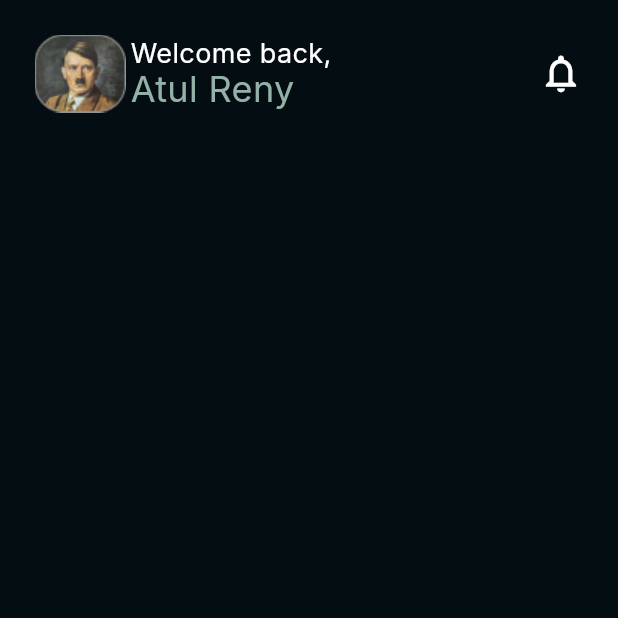
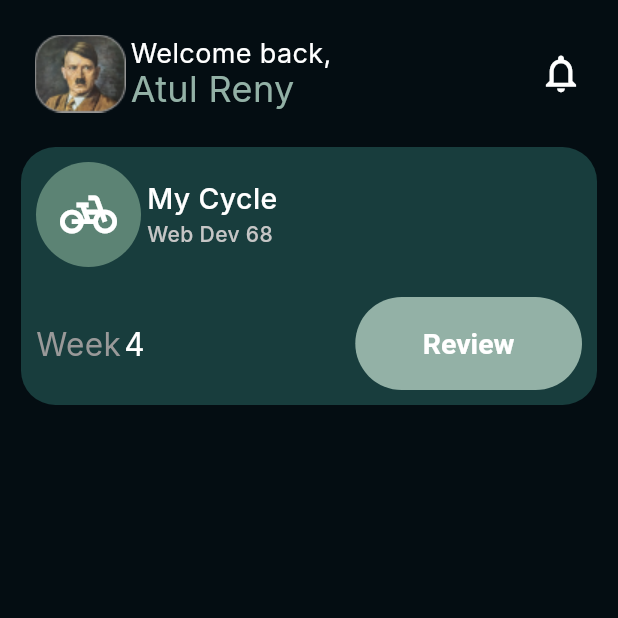
Before and after one commit to AtulRyy/Dev-Track-App, a Flutter app: the DomainPage screen opened directly, on a phone screen of 412 x 824 dp, the top half of it. Run offline on Flutter 3.47's test engine with Material 3 defaults, Android fonts, the phone set to English and light mode, and no system bars; our stand-ins replace google_fonts.

Commit message:
top banner done

```diff
--- a/lib/pages/domain.dart
+++ b/lib/pages/domain.dart
@@ -1,5 +1,7 @@
 import 'package:dev_track_app/components/topNav.dart';
+import 'package:flutter/cupertino.dart';
 import 'package:flutter/material.dart';
+import 'package:flutter/painting.dart';
 import 'package:flutter/rendering.dart';
 import 'package:flutter/widgets.dart';
 import 'package:google_fonts/google_fonts.dart';
@@ -16,9 +18,111 @@ class DomainPage extends StatelessWidget {
           children: [
             TopNav(),
             Container(
-              decoration: BoxDecoration(color: Color(0xFF183D3D)),
-              margin: EdgeInsets.only(left: 14,right: 14),
-            )
+              padding: EdgeInsets.all(10),
+              margin: EdgeInsets.only(left: 14, right: 14),
+              decoration: BoxDecoration(
+                color: Color(0xFF183D3D),
+                borderRadius: BorderRadius.circular(23),
+              ),
+              child: Column(
+                children: [
+                  Row(
+                    children: [
+                      Container(
+                        height: 70,
+                        width: 70,
+                        decoration: BoxDecoration(
+                            borderRadius: BorderRadius.circular(35),
+                            color: Color(0xFF5C8374)),
+                        child: Align(
+                          alignment: Alignment.center,
+                          child: Icon(
+                            Icons.pedal_bike,
+                            color: Colors.white,
+                            size: 38,
+                          ),
+                        ),
+                      ),
+                      SizedBox(
+                        width: 4,
+                      ),
+                      Column(
+                        crossAxisAlignment: CrossAxisAlignment.start,
+                        mainAxisAlignment: MainAxisAlignment.center,
+                        children: [
+                          Text(
+                            "My Cycle",
+                            style: GoogleFonts.inter(
+                              textStyle: TextStyle(
+                                  color: Colors.white,
+                                  fontSize: 19,
+                                  fontWeight: FontWeight.w500),
+                            ),
+                          ),
+                          Text(
+                            "Web Dev 68",
+                            style: GoogleFonts.inter(
+                              textStyle: TextStyle(
+                                  color: Color(0xFFC6C6C6),
+                                  fontSize: 14,
+                                  fontWeight: FontWeight.w500),
+                            ),
+                          )
+                        ],
+                      )
+                    ],
+                  ),
+                  SizedBox(
+                    height: 20,
+                  ),
+                  Row(
+                    mainAxisAlignment: MainAxisAlignment.spaceBetween,
+                    children: [
+                      Row(
+                        children: [
+                          Text(
+                            'Week',
+                            style: GoogleFonts.inter(
+                              textStyle: TextStyle(
+                                fontSize: 21,
+                                color: Color(0xFF999999),
+                              ),
+                            ),
+                          ),
+                          SizedBox(
+                            width: 2,
+                          ),
+                          Text(
+                            '4',
+                            style: GoogleFonts.inter(
+                              textStyle: TextStyle(
+                                fontSize: 21,
+                                color: Colors.white,
+                              ),
+                            ),
+                          ),
+                        ],
+                      ),
+                      ElevatedButton(
+                        style: ButtonStyle(
+                            padding: MaterialStatePropertyAll(EdgeInsets.only(
+                                top: 20, bottom: 20, left: 45, right: 45)),
+                            backgroundColor:
+                                MaterialStatePropertyAll(Color(0xFF93B1A6)),
+                            foregroundColor:
+                                MaterialStatePropertyAll(Colors.white),
+                            textStyle: MaterialStatePropertyAll(TextStyle(
+                                fontSize: 19, fontWeight: FontWeight.bold))),
+                        child: Text("Review"),
+                        onPressed: null,
+                      )
+                    ],
+                  )
+                ],
+              ),
+            ),
+            SizedBox(height: 40,)
+
           ],
         ),
       ),
```
